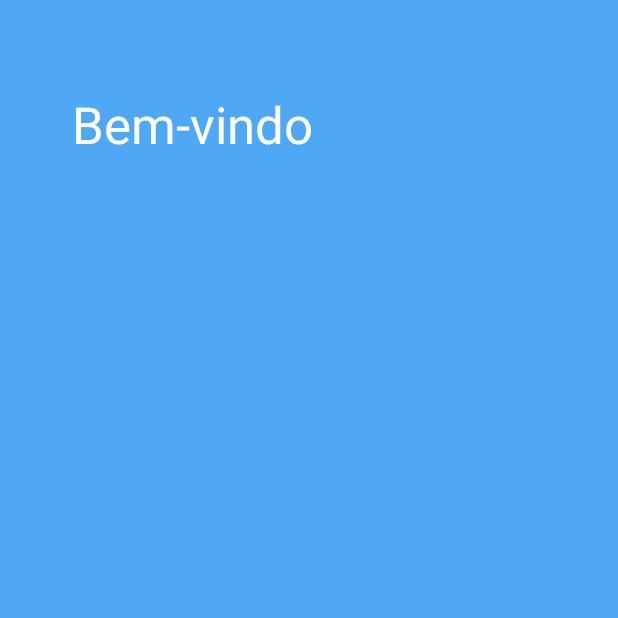
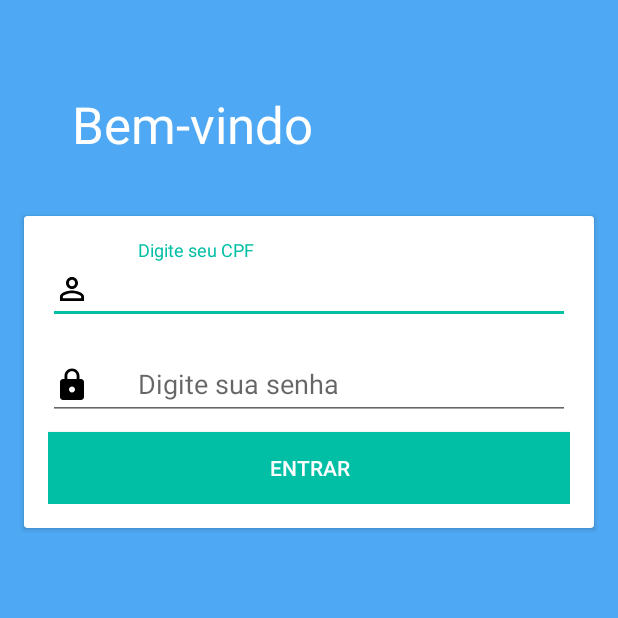
Before and after one commit to filipebezerra/LibertVendas, an Android app: the LoginActivity screen opened directly, with no data from a screen before it, on a phone screen of 412 x 824 dp, the top half of it. Run offline under Robolectric (Android 15) with nearby library versions, the phone set to English and light mode, and no system bars; our stand-ins replace ButterKnife.

Commit message:
Template final do Login.

```diff
--- a/app/src/main/AndroidManifest.xml
+++ b/app/src/main/AndroidManifest.xml
@@ -35,6 +35,7 @@
             android:name=".presentation.login.LoginActivity"
             android:label="@string/title_login_activity"
             android:theme="@style/Libert.Theme.NoActionBar"
+            android:noHistory="true"
             android:windowSoftInputMode="stateVisible|adjustResize"
             android:configChanges="keyboard|keyboardHidden|orientation|screenSize|screenLayout"
             />
--- a/app/src/main/java/br/com/libertsolutions/libertvendas/app/presentation/login/LoginActivity.java
+++ b/app/src/main/java/br/com/libertsolutions/libertvendas/app/presentation/login/LoginActivity.java
@@ -3,6 +3,7 @@ package br.com.libertsolutions.libertvendas.app.presentation.login;
 import android.os.Bundle;
 import br.com.libertsolutions.libertvendas.app.R;
 import br.com.libertsolutions.libertvendas.app.presentation.activity.LibertVendasActivity;
+import butterknife.OnClick;
 
 public class LoginActivity extends LibertVendasActivity implements LoginContract.View {
 
@@ -18,4 +19,15 @@ public class LoginActivity extends LibertVendasActivity implements LoginContract
     protected int provideContentViewResource() {
         return R.layout.activity_login;
     }
+
+    @OnClick(R.id.button_entrar)
+    void onClickButtonEntrar() {
+        mPresenter.clickButtonEntrar();
+    }
+
+    @Override
+    public void resultAsOk(int resultCode) {
+        setResult(resultCode);
+        navigate().toHome();
+    }
 }
--- a/app/src/main/java/br/com/libertsolutions/libertvendas/app/presentation/login/LoginContract.java
+++ b/app/src/main/java/br/com/libertsolutions/libertvendas/app/presentation/login/LoginContract.java
@@ -7,9 +7,11 @@ package br.com.libertsolutions.libertvendas.app.presentation.login;
 interface LoginContract {
     interface View {
 
+        void resultAsOk(int resultCode);
     }
 
     interface Presenter {
 
+        void clickButtonEntrar();
     }
 }
--- a/app/src/main/java/br/com/libertsolutions/libertvendas/app/presentation/login/LoginPresenter.java
+++ b/app/src/main/java/br/com/libertsolutions/libertvendas/app/presentation/login/LoginPresenter.java
@@ -1,4 +1,6 @@
 package br.com.libertsolutions.libertvendas.app.presentation.login;
+
+import br.com.libertsolutions.libertvendas.app.presentation.util.Navigator;
 
 /**
  * @author Filipe Bezerra
@@ -10,4 +12,9 @@ class LoginPresenter implements LoginContract.Presenter {
     LoginPresenter(LoginContract.View view) {
         mView = view;
     }
+
+    @Override
+    public void clickButtonEntrar() {
+        mView.resultAsOk(Navigator.RESULT_OK);
+    }
 }
--- a/app/src/main/java/br/com/libertsolutions/libertvendas/app/presentation/settings/SettingsActivity.java
+++ b/app/src/main/java/br/com/libertsolutions/libertvendas/app/presentation/settings/SettingsActivity.java
@@ -11,7 +11,6 @@ import br.com.libertsolutions.libertvendas.app.presentation.activity.LibertVenda
 /**
  * @author Filipe Bezerra
  */
-
 public class SettingsActivity extends LibertVendasActivity implements SettingsContract.View {
     private SettingsContract.Presenter mPresenter;
 
@@ -73,6 +72,6 @@ public class SettingsActivity extends LibertVendasActivity implements SettingsCo
     @Override
     public void resultAsOk(int resultCode) {
         setResult(resultCode);
-        navigate().toHome();
+        navigate().toLogin();
     }
 }
--- /dev/null
+++ b/app/src/main/res/drawable/bg_button_login.xml
@@ -0,0 +1,16 @@
+<?xml version="1.0" encoding="utf-8"?>
+<selector xmlns:android="http://schemas.android.com/apk/res/android">
+
+    <item android:state_pressed="true">
+        <shape android:shape="rectangle">
+            <solid android:color="@color/color_accent_pressed" />
+        </shape>
+    </item>
+
+    <item>
+        <shape android:shape="rectangle">
+            <solid android:color="@color/color_accent" />
+        </shape>
+    </item>
+
+</selector>
--- /dev/null
+++ b/app/src/main/res/drawable/ic_lock_black_24dp.xml
@@ -0,0 +1,9 @@
+<vector xmlns:android="http://schemas.android.com/apk/res/android"
+        android:width="24dp"
+        android:height="24dp"
+        android:viewportWidth="24.0"
+        android:viewportHeight="24.0">
+    <path
+        android:fillColor="#FF000000"
+        android:pathData="M18,8h-1L17,6c0,-2.76 -2.24,-5 -5,-5S7,3.24 7,6v2L6,8c-1.1,0 -2,0.9 -2,2v10c0,1.1 0.9,2 2,2h12c1.1,0 2,-0.9 2,-2L20,10c0,-1.1 -0.9,-2 -2,-2zM12,17c-1.1,0 -2,-0.9 -2,-2s0.9,-2 2,-2 2,0.9 2,2 -0.9,2 -2,2zM15.1,8L8.9,8L8.9,6c0,-1.71 1.39,-3.1 3.1,-3.1 1.71,0 3.1,1.39 3.1,3.1v2z"/>
+</vector>
--- /dev/null
+++ b/app/src/main/res/drawable/ic_perm_identity_black_24dp.xml
@@ -0,0 +1,9 @@
+<vector xmlns:android="http://schemas.android.com/apk/res/android"
+        android:width="24dp"
+        android:height="24dp"
+        android:viewportWidth="24.0"
+        android:viewportHeight="24.0">
+    <path
+        android:fillColor="#FF000000"
+        android:pathData="M12,5.9c1.16,0 2.1,0.94 2.1,2.1s-0.94,2.1 -2.1,2.1S9.9,9.16 9.9,8s0.94,-2.1 2.1,-2.1m0,9c2.97,0 6.1,1.46 6.1,2.1v1.1L5.9,18.1L5.9,17c0,-0.64 3.13,-2.1 6.1,-2.1M12,4C9.79,4 8,5.79 8,8s1.79,4 4,4 4,-1.79 4,-4 -1.79,-4 -4,-4zM12,13c-2.67,0 -8,1.34 -8,4v3h16v-3c0,-2.66 -5.33,-4 -8,-4z"/>
+</vector>
--- /dev/null
+++ b/app/src/main/res/drawable/vector_ic_lock_black_24dp.xml
@@ -0,0 +1,4 @@
+<?xml version="1.0" encoding="utf-8"?>
+<selector xmlns:android="http://schemas.android.com/apk/res/android">
+    <item android:drawable="@drawable/ic_lock_black_24dp" />
+</selector>
--- /dev/null
+++ b/app/src/main/res/drawable/vector_ic_perm_identity_black_24dp.xml
@@ -0,0 +1,4 @@
+<?xml version="1.0" encoding="utf-8"?>
+<selector xmlns:android="http://schemas.android.com/apk/res/android">
+    <item android:drawable="@drawable/ic_perm_identity_black_24dp" />
+</selector>
--- a/app/src/main/res/layout/activity_login.xml
+++ b/app/src/main/res/layout/activity_login.xml
@@ -41,4 +41,6 @@
 
     </android.support.design.widget.AppBarLayout>
 
+    <include layout="@layout/content_login" />
+
 </android.support.design.widget.CoordinatorLayout>
--- /dev/null
+++ b/app/src/main/res/layout/content_login.xml
@@ -0,0 +1,84 @@
+<?xml version="1.0" encoding="utf-8"?>
+<android.support.v4.widget.NestedScrollView xmlns:android="http://schemas.android.com/apk/res/android"
+    xmlns:app="http://schemas.android.com/apk/res-auto"
+    xmlns:tools="http://schemas.android.com/tools"
+    android:layout_width="match_parent"
+    android:layout_height="match_parent"
+    app:layout_behavior="@string/appbar_scrolling_view_behavior"
+    >
+
+    <android.support.v7.widget.CardView
+        android:layout_width="match_parent"
+        android:layout_height="wrap_content"
+        android:layout_margin="@dimen/activity_horizontal_margin"
+        app:contentPadding="@dimen/activity_horizontal_margin"
+        >
+
+        <LinearLayout
+            android:layout_width="match_parent"
+            android:layout_height="match_parent"
+            android:orientation="vertical"
+            >
+
+            <android.support.design.widget.TextInputLayout
+                style="@style/Widget.Libert.FormInputLayout"
+                android:id="@+id/input_layout_cpf"
+                >
+
+                <android.support.design.widget.TextInputEditText
+                    style="@style/Widget.Libert.EditableField"
+                    android:id="@+id/edit_text_cpf"
+                    android:drawableLeft="@drawable/ic_perm_identity_black_24dp"
+                    android:drawableStart="@drawable/ic_perm_identity_black_24dp"
+                    android:drawablePadding="32dp"
+                    android:hint="@string/hint_cpf"
+                    android:inputType="numberSigned"
+                    android:imeOptions="actionNext"
+                    android:maxLines="1"
+                    tools:drawableLeft="@drawable/vector_ic_perm_identity_black_24dp"
+                    tools:drawableStart="@drawable/vector_ic_perm_identity_black_24dp"
+                    >
+
+                    <requestFocus />
+
+                </android.support.design.widget.TextInputEditText>
+
+            </android.support.design.widget.TextInputLayout>
+
+            <android.support.design.widget.TextInputLayout
+                style="@style/Widget.Libert.FormInputLayout"
+                android:id="@+id/input_layout_senha"
+                >
+
+                <android.support.design.widget.TextInputEditText
+                    style="@style/Widget.Libert.EditableField"
+                    android:id="@+id/edit_text_senha"
+                    android:drawableLeft="@drawable/ic_lock_black_24dp"
+                    android:drawableStart="@drawable/ic_lock_black_24dp"
+                    android:drawablePadding="32dp"
+                    android:hint="@string/hint_senha"
+                    android:inputType="textPassword"
+                    android:imeOptions="actionUnspecified"
+                    android:imeActionId="@integer/action_login"
+                    android:imeActionLabel="@string/action_login"
+                    android:maxLines="1"
+                    tools:drawableLeft="@drawable/vector_ic_lock_black_24dp"
+                    tools:drawableStart="@drawable/vector_ic_lock_black_24dp"
+                    />
+
+            </android.support.design.widget.TextInputLayout>
+
+            <Button
+                android:id="@+id/button_entrar"
+                android:layout_width="match_parent"
+                android:layout_height="wrap_content"
+                android:background="@drawable/bg_button_login"
+                android:text="@string/action_login"
+                android:textColor="@android:color/white"
+                />
+
+        </LinearLayout>
+
+    </android.support.v7.widget.CardView>
+
+</android.support.v4.widget.NestedScrollView>
--- a/app/src/main/res/values/colors.xml
+++ b/app/src/main/res/values/colors.xml
@@ -4,4 +4,5 @@
     <color name="color_primary_dark">#1976D2</color>
     <color name="color_accent">#00BFA5</color>
     <color name="color_error">#DD2C00</color>
+    <color name="color_accent_pressed">#6a00BFA5</color>
 </resources>
--- /dev/null
+++ b/app/src/main/res/values/integers.xml
@@ -0,0 +1,4 @@
+<?xml version="1.0" encoding="utf-8"?>
+<resources>
+    <item type="integer" format="integer" name="action_login">6</item>
+</resources>
--- a/app/src/main/res/values/strings.xml
+++ b/app/src/main/res/values/strings.xml
@@ -8,7 +8,7 @@
     <!-- Tela Configurações -->
     <string name="title_activity_settings">Configurações</string>
     <string name="key_pref_endereco_servidor" translatable="false">endereco_servidor</string>
-    <string name="key_pref_sincronizar_automaticamente" translatable="false">sincronizar_automaticamente</string>
+    <string name="key_pref_sincronizar_pedido_automaticamente" translatable="false">sincronizar_pedido_automaticamente</string>
     <string name="key_pref_pode_aplicar_desconto" translatable="false">pode_aplicar_desconto</string>
     <string name="key_pref_tabela_preco_padrao" translatable="false">tabela_preco_padrao</string>
     <string name="action_done">Continuar</string>
@@ -16,4 +16,7 @@
     <!-- Tela Login -->
     <string name="title_login_activity">Entrar</string>
     <string name="welcome_title">Bem-vindo</string>
+    <string name="hint_cpf">Digite seu CPF</string>
+    <string name="hint_senha">Digite sua senha</string>
+    <string name="action_login">Entrar</string>
 </resources>
--- a/app/src/main/res/values/styles.xml
+++ b/app/src/main/res/values/styles.xml
@@ -4,6 +4,7 @@
         <item name="colorPrimary">@color/color_primary</item>
         <item name="colorPrimaryDark">@color/color_primary_dark</item>
         <item name="colorAccent">@color/color_accent</item>
+        <item name="android:windowBackground">@android:color/white</item>
     </style>
 
     <style name="Libert.Theme.NoActionBar">
@@ -40,4 +41,29 @@
         <item name="pressedTranslationZ">12dp</item>
         <item name="rippleColor">@android:color/white</item>
     </style>
+
+    <style name="Widget.Libert.FormInputLayout" parent="Widget.Design.TextInputLayout">
+        <item name="android:layout_width">match_parent</item>
+        <item name="android:layout_height">wrap_content</item>
+        <item name="android:layout_marginBottom">8dp</item>
+    </style>
+
+    <style name="Widget.Libert.EditableField" parent="Widget.AppCompat.EditText">
+        <item name="android:layout_width">match_parent</item>
+        <item name="android:layout_height">wrap_content</item>
+        <item name="android:singleLine">true</item>
+        <item name="android:maxLines">1</item>
+        <item name="android:ellipsize">end</item>
+        <item name="android:selectAllOnFocus">true</item>
+    </style>
+
+    <style name="Widget.Libert.NonEditableField" parent="Widget.AppCompat.EditText">
+        <item name="android:layout_width">match_parent</item>
+        <item name="android:layout_height">wrap_content</item>
+        <item name="android:focusable">false</item>
+        <item name="android:focusableInTouchMode">false</item>
+        <item name="android:longClickable">false</item>
+        <item name="android:cursorVisible">false</item>
+        <item name="android:inputType">none</item>
+    </style>
 </resources>
```
